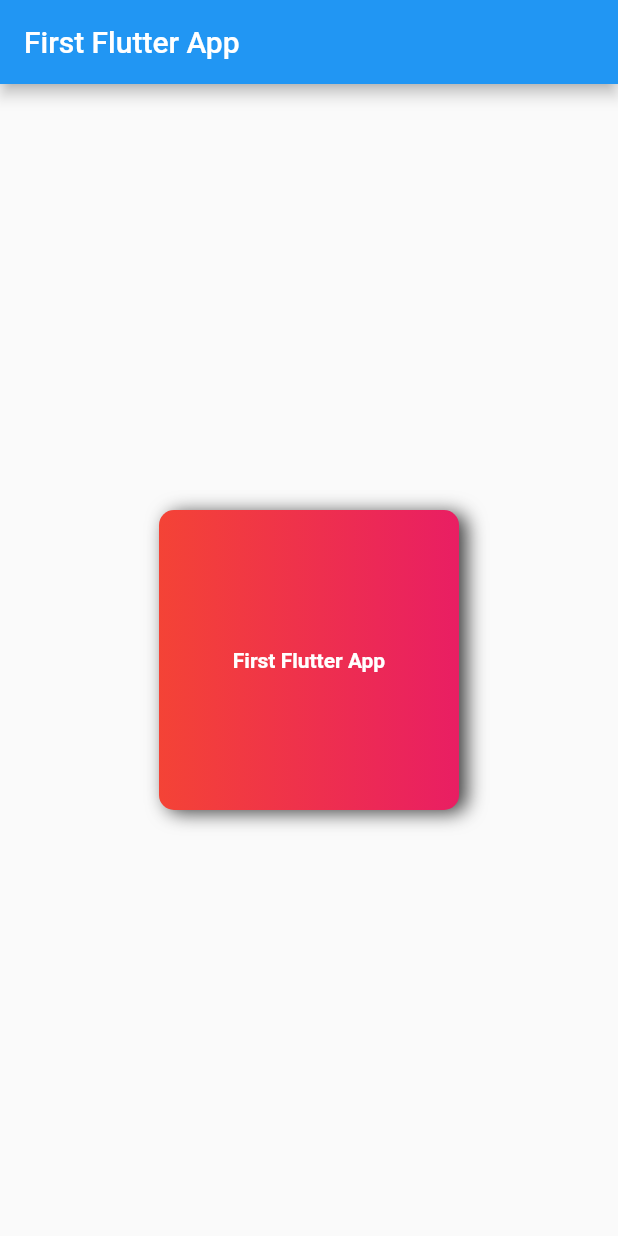
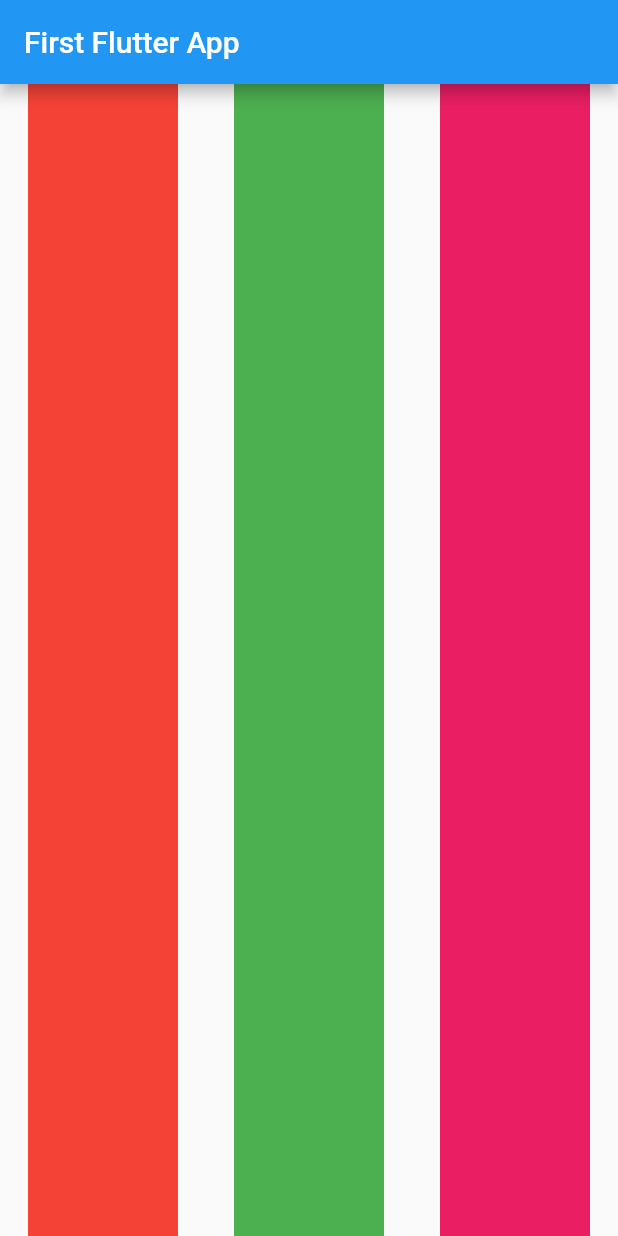
Before and after one commit to me-aditya/First-flutter-app, a Flutter app: the screen it shows after launch, on a phone screen of 412 x 824 dp. Run offline on Flutter 3.47's test engine with Material 2 defaults, Android fonts, the phone set to English and light mode, and no system bars.

Commit message:
Basics of row and column.

```diff
--- a/lib/main.dart
+++ b/lib/main.dart
@@ -14,28 +14,26 @@ class HomePage extends StatelessWidget {
       appBar: AppBar(
         title: Text("First Flutter App"),
       ),
-      body: Center(
-        child: Container(
-            decoration: BoxDecoration(
-              borderRadius: BorderRadius.circular(10),
-              color: Colors.teal,
-              gradient: LinearGradient(colors: [Colors.red, Colors.pink]),
-              boxShadow: [
-                BoxShadow(
-                    blurRadius: 10,
-                    color: Colors.grey[800],
-                    offset: Offset(5.0, 2.0))
-              ],
-            ),
-            height: 200,
-            width: 200,
-            alignment: Alignment.center,
-            child: Text("First Flutter App",
-                style: TextStyle(
-                  color: Colors.white,
-                  fontWeight: FontWeight.bold,
-
-                ))),
+      body: Row(
+        mainAxisAlignment: MainAxisAlignment.spaceAround,
+        crossAxisAlignment: CrossAxisAlignment.stretch,
+        children: <Widget>[
+          Container(
+            height: 100,
+            width: 100,
+            color: Colors.red,
+          ),
+          Container(
+            height: 100,
+            width: 100,
+            color: Colors.green,
+          ),
+          Container(
+            height: 100,
+            width: 100,
+            color: Colors.pink,
+          ),
+        ],
       ),
     );
   }
```
